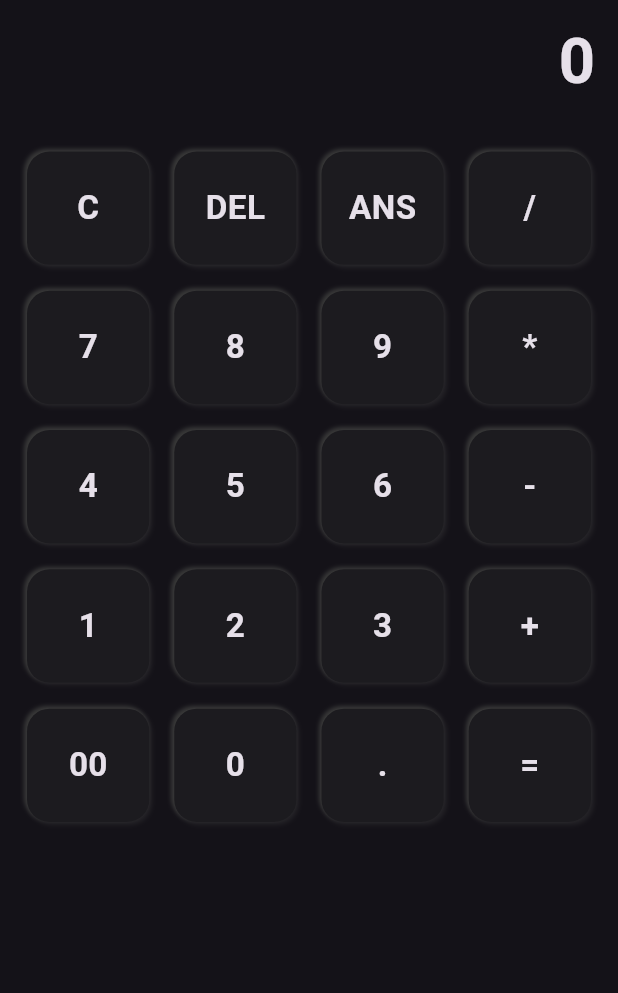
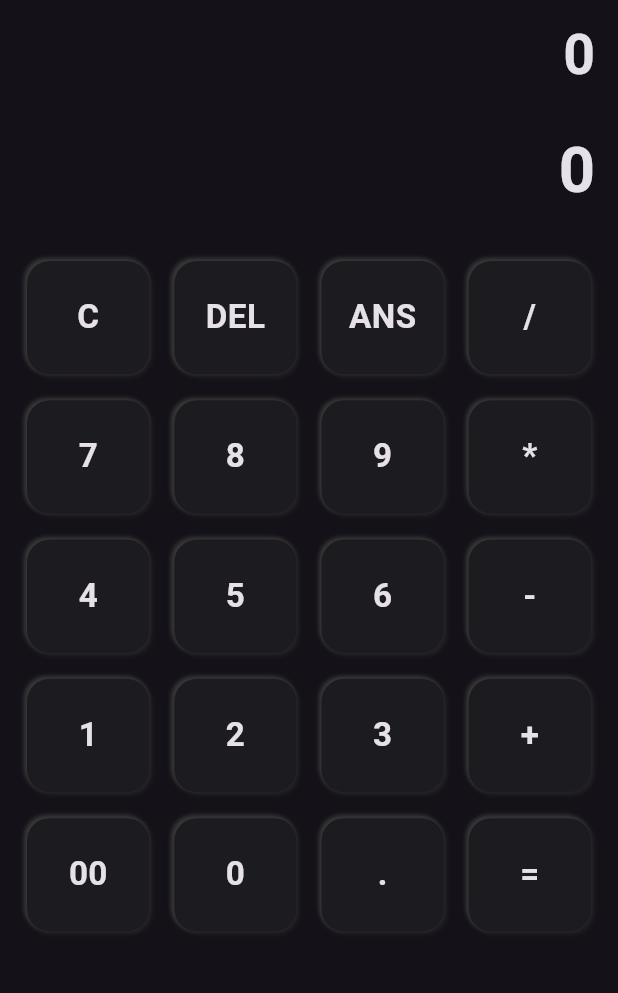
Before and after one commit to MohamdAshiq/Calculator-App, a Flutter app: the screen it shows after launch, on a phone screen of 412 x 824 dp, the part 84-1077 px from its top. Run offline on Flutter 3.47's test engine with Material 2 defaults, Android fonts, the phone set to English and light mode, and no system bars; our stand-ins replace flutter_inset_box_shadow, flutter_screenutil.

Commit message:
Entire Equation Text Section added

```diff
--- a/lib/Screens/home_page.dart
+++ b/lib/Screens/home_page.dart
@@ -1,5 +1,6 @@
 import 'package:calculator_app/Sections/all_buttons_section.dart';
 import 'package:calculator_app/Sections/answer_text_section.dart';
+import 'package:calculator_app/Sections/entire_equation_section.dart';
 import 'package:calculator_app/Widgets/appbar_widget.dart';
 import 'package:flutter/material.dart';
 
@@ -11,13 +12,11 @@ class HomePage extends StatelessWidget {
     return const Scaffold(
         appBar: AppBarWidget(),
         body: Column(
-
           children: [
+            EntireEquationSection(),
             AnswerTextSection(),
             AllButtonsSection(),
           ],
-      )
-
-    );
+        ));
   }
 }
--- /dev/null
+++ b/lib/Sections/entire_equation_section.dart
@@ -0,0 +1,27 @@
+import 'package:flutter/material.dart';
+import 'package:flutter_screenutil/flutter_screenutil.dart';
+
+class EntireEquationSection extends StatelessWidget {
+  const EntireEquationSection({super.key});
+
+  @override
+  Widget build(BuildContext context) {
+    return Padding(
+      padding: const EdgeInsets.symmetric(
+        horizontal: 15,
+        vertical: 10,
+      ),
+      child: SizedBox(
+        width: double.infinity,
+        child: Text(
+          "0",
+          textAlign: TextAlign.end,
+          style: TextStyle(
+            fontSize: 35.sp,
+            fontWeight: FontWeight.w700,
+          ),
+        ),
+      ),
+    );
+  }
+}
```
Lines whose indentation alone changed are shown as unchanged.
